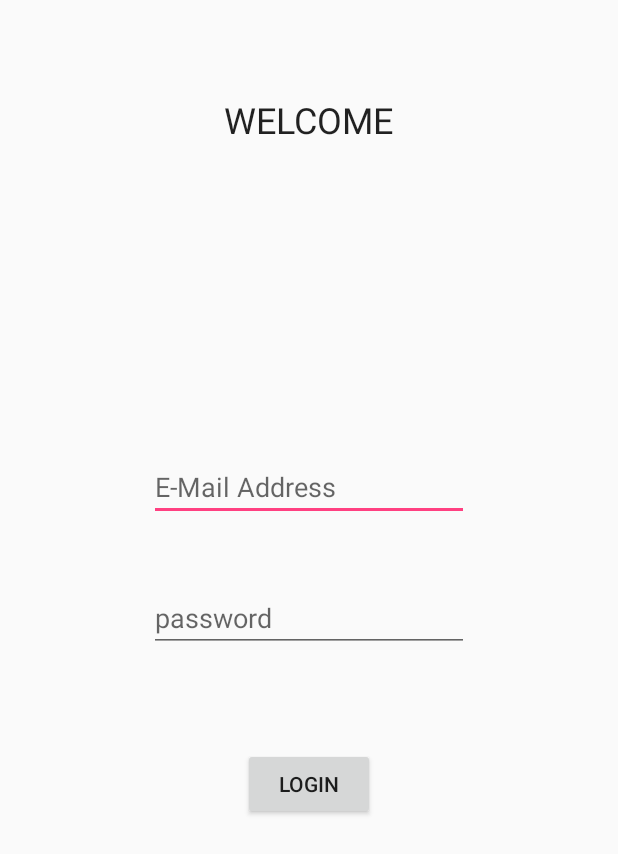
After one commit to Pudchi/SimpleTalk, an Android app: the layout activity_login_activity.xml on its own in the app's theme, with its tools: preview values and no code run, on a phone screen of 412 x 824 dp. The commit adds this screen. Shown: the top 854 px of the screen. Run offline under Robolectric (Android 15) with nearby library versions, the phone set to English and light mode, and no system bars.

Commit message:
Login Function

```diff
--- a/app/build.gradle
+++ b/app/build.gradle
@@ -26,8 +26,10 @@ dependencies {
     })
     compile 'com.android.support:appcompat-v7:25.2.0'
     compile 'com.google.firebase:firebase-auth:10.2.0'
+    compile 'com.android.support:design:25.2.0'
     testCompile 'junit:junit:4.12'
 }
 
 
+
 apply plugin: 'com.google.gms.google-services'
--- a/app/src/main/AndroidManifest.xml
+++ b/app/src/main/AndroidManifest.xml
@@ -1,6 +1,11 @@
 <?xml version="1.0" encoding="utf-8"?>
 <manifest xmlns:android="http://schemas.android.com/apk/res/android"
     package="com.dashwood.simpletalk">
+
+    <!-- To auto-complete the email text field in the login form with the user's emails -->
+    <uses-permission android:name="android.permission.GET_ACCOUNTS" />
+    <uses-permission android:name="android.permission.READ_PROFILE" />
+    <uses-permission android:name="android.permission.READ_CONTACTS" />
 
     <application
         android:allowBackup="true"
@@ -15,6 +20,7 @@
                 <category android:name="android.intent.category.LAUNCHER" />
             </intent-filter>
         </activity>
+        <activity android:name=".Login_activity"></activity>
     </application>
 
 </manifest>
--- /dev/null
+++ b/app/src/main/res/layout/activity_login_activity.xml
@@ -0,0 +1,55 @@
+<?xml version="1.0" encoding="utf-8"?>
+<RelativeLayout xmlns:android="http://schemas.android.com/apk/res/android"
+    xmlns:tools="http://schemas.android.com/tools"
+    android:id="@+id/activity_login_activity"
+    android:layout_width="match_parent"
+    android:layout_height="match_parent"
+    android:paddingBottom="@dimen/activity_vertical_margin"
+    android:paddingLeft="@dimen/activity_horizontal_margin"
+    android:paddingRight="@dimen/activity_horizontal_margin"
+    android:paddingTop="@dimen/activity_vertical_margin"
+    tools:context="com.dashwood.simpletalk.Login_activity">
+
+    <TextView
+        android:layout_width="wrap_content"
+        android:layout_height="wrap_content"
+        android:text="WELCOME"
+        android:id="@+id/Welcome"
+        android:textAppearance="@style/TextAppearance.AppCompat"
+        android:gravity="center_horizontal"
+        android:textSize="24sp"
+        android:layout_alignParentTop="true"
+        android:layout_centerHorizontal="true"
+        android:layout_marginTop="47dp" />
+
+    <EditText
+        android:layout_width="wrap_content"
+        android:layout_height="wrap_content"
+        android:inputType="textEmailAddress"
+        android:ems="10"
+        android:id="@+id/login_email"
+        android:hint="E-Mail Address"
+        android:layout_above="@+id/login_passwd"
+        android:layout_centerHorizontal="true"
+        android:layout_marginBottom="42dp" />
+
+    <EditText
+        android:layout_width="wrap_content"
+        android:layout_height="wrap_content"
+        android:inputType="textPassword"
+        android:ems="10"
+        android:layout_centerVertical="true"
+        android:layout_alignStart="@+id/login_email"
+        android:id="@+id/login_passwd"
+        android:hint="password" />
+
+    <Button
+        android:text="LOGIN"
+        android:layout_width="wrap_content"
+        android:layout_height="wrap_content"
+        android:layout_below="@+id/login_passwd"
+        android:layout_centerHorizontal="true"
+        android:layout_marginTop="64dp"
+        android:id="@+id/login_button" />
+
+</RelativeLayout>
```
Also changed, not shown: app/src/main/java/com/dashwood/simpletalk/Login_activity.java (added, +65 -0 lines), app/src/main/java/com/dashwood/simpletalk/MainActivity.java (+24 -28 lines), app/src/main/res/layout/activity_main.xml (+0 -40 lines), app/src/main/res/values/strings.xml (+14 -0 lines).
